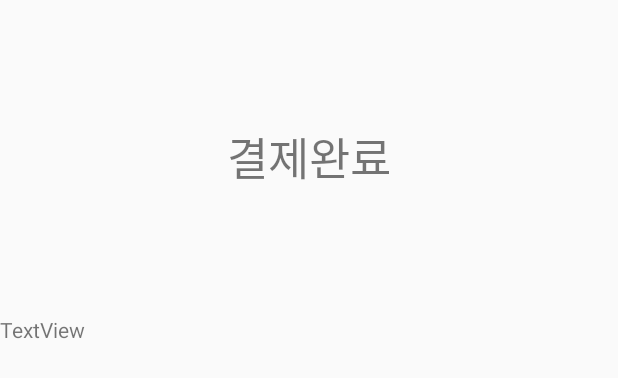
After one commit to goldkiwi/sikdangBookApp, an Android app: the layout paycompletepage.xml on its own in the app's theme, with its tools: preview values and no code run, on a phone screen of 412 x 824 dp. The commit adds this screen. Shown: the top 378 px of the screen. Run offline under Robolectric (Android 15) with nearby library versions, the phone set to English and light mode, and no system bars.

Commit message:
결제 완료 페이지로 넘어가고 뒤로 가기 누르면 메인 페이지로 넘어감 - 액티비티 모두 삭제하고 메인페이지만 새로 만드는 방식 메인페이지 까지 죽이는것이기 때문에 메인 페이지와 완료페이지 사이의 액티비티만 모두 삭제하는 식으로 하면 좋을거같음
메뉴 프래그먼트에서 선택 완료 버튼 누를시 이 유저가 다른 식당에 이미 예약한 상태라면 예약이 불가능하게 만듦

```diff
--- a/MyApplication3/app/src/main/AndroidManifest.xml
+++ b/MyApplication3/app/src/main/AndroidManifest.xml
@@ -26,6 +26,7 @@
         <activity android:name=".sikdangChoicePage.SikdangChoice" />
         <activity android:name=".bookTime.BookTime" />
         <activity android:name=".payPage.PayPage" />
+        <activity android:name=".payComplete.PayCompletePage" />
 
     </application>
 
--- a/MyApplication3/app/src/main/java/com/example/myapplication/bookTime/BookData.kt
+++ b/MyApplication3/app/src/main/java/com/example/myapplication/bookTime/BookData.kt
@@ -18,9 +18,10 @@ class BookData(sikdangId_:Int):Serializable {
 
     private var floor:Int =2//층수
     private var bookTime:String = ""
+    /*
     init{
         //Log.d("확인 BookData", sikdangId.toString()+"생성@@@@@@@@@@@@@@@@@@@@@@@@@@@@@@@@@")
-    }
+    }*/
 
 
 
--- /dev/null
+++ b/MyApplication3/app/src/main/res/layout/paycompletepage.xml
@@ -0,0 +1,29 @@
+<?xml version="1.0" encoding="utf-8"?>
+<LinearLayout
+    xmlns:android="http://schemas.android.com/apk/res/android"
+    xmlns:tools="http://schemas.android.com/tools"
+    android:layout_width="match_parent"
+    android:layout_height="match_parent"
+    android:orientation="vertical">
+
+    <TextView
+        android:id="@+id/textView8"
+        android:layout_width="match_parent"
+        android:layout_height="137dp"
+        android:layout_weight="1"
+        android:gravity="center"
+        android:text="결제완료"
+        android:textSize="30sp" />
+
+    <TextView
+        android:id="@+id/textView12"
+        android:layout_width="match_parent"
+        android:layout_height="118dp"
+        android:layout_weight="1"
+        android:text="TextView" />
+
+    <androidx.recyclerview.widget.RecyclerView
+        android:layout_width="match_parent"
+        android:layout_height="349dp"
+        android:layout_weight="1" />
+</LinearLayout>
```
Also changed, not shown: MyApplication3/app/src/main/java/com/example/myapplication/EntClass/UserBookData.kt (added, +30 -0 lines), MyApplication3/app/src/main/java/com/example/myapplication/EntClass/UserInfo.kt (added, +13 -0 lines), MyApplication3/app/src/main/java/com/example/myapplication/bookMenu/MenuFragment.kt (+17 -6 lines), MyApplication3/app/src/main/java/com/example/myapplication/payComplete/PayCompletePage.kt (+24 -1 lines), MyApplication3/app/src/main/java/com/example/myapplication/payPage/PayPage.kt (+11 -0 lines).
